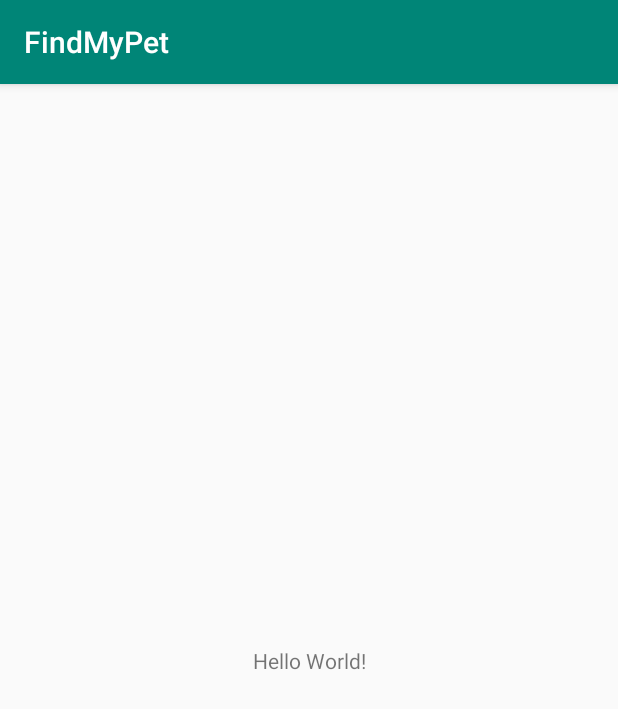
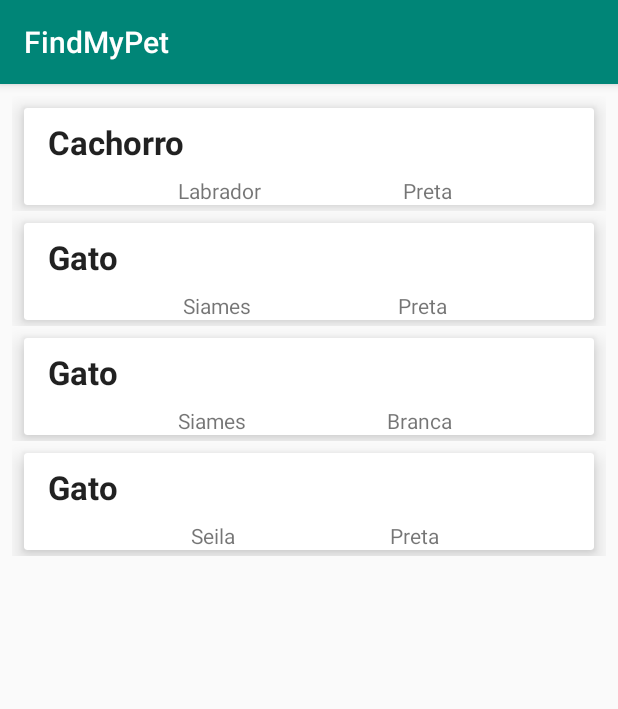
Before and after one commit to xispituao/FindMyPet, an Android app: the screen it shows after launch (MainActivity), on a phone screen of 412 x 824 dp. Shown: the top 709 px of the screen. Run offline under Robolectric (Android 15) with nearby library versions, the phone set to English and light mode, and no system bars.

Commit message:
Recyclerview usando Cardviews sendo testada

```diff
--- a/app/build.gradle
+++ b/app/build.gradle
@@ -19,14 +19,17 @@ android {
 }
 
 dependencies {
-    implementation fileTree(dir: 'libs', include: ['*.jar'])
+    implementation fileTree(include: ['*.jar'], dir: 'libs')
+    //noinspection GradleCompatible
     implementation 'com.android.support:appcompat-v7:28.0.0'
     implementation 'com.android.support.constraint:constraint-layout:1.1.3'
     testImplementation 'junit:junit:4.12'
     androidTestImplementation 'com.android.support.test:runner:1.0.2'
     androidTestImplementation 'com.android.support.test.espresso:espresso-core:3.0.2'
     implementation 'com.android.support:recyclerview-v7:28.0.0'
-    implementation 'com.google.firebase:firebase-core:16.0.1'
+    implementation 'com.google.firebase:firebase-core:16.0.7'
+    implementation 'com.android.support:design:28.0.0'
+    implementation 'com.android.support:cardview-v7:28.0.0'
 }
 
 apply plugin: 'com.google.gms.google-services'
--- /dev/null
+++ b/app/src/main/java/com/example/findmypet/Adapters/AdapterAnimalPerdido.java
@@ -0,0 +1,64 @@
+package com.example.findmypet.Adapters;
+
+import android.support.annotation.NonNull;
+import android.support.v7.widget.CardView;
+import android.support.v7.widget.RecyclerView;
+import android.view.LayoutInflater;
+import android.view.View;
+import android.view.ViewGroup;
+import android.widget.ImageView;
+import android.widget.TextView;
+
+import com.example.findmypet.Models.Animal;
+import com.example.findmypet.R;
+
+import java.util.List;
+
+public class AdapterAnimalPerdido extends RecyclerView.Adapter<AdapterAnimalPerdido.AnimalViewHolder> {
+    private Animal[] animais;
+
+    public AdapterAnimalPerdido(Animal[] animais){
+        this.animais = animais;
+    }
+
+    @NonNull
+    @Override
+    public AnimalViewHolder onCreateViewHolder(@NonNull ViewGroup viewGroup, int i) {
+        View v = LayoutInflater.from(viewGroup.getContext()).inflate(R.layout.cardview, viewGroup, false);
+        AnimalViewHolder pvh = new AnimalViewHolder(v);
+        return pvh;
+    }
+
+    @Override
+    public void onBindViewHolder(@NonNull AnimalViewHolder animalViewHolder, int i) {
+        animalViewHolder.animalEspecie.setText(animais[i].getEspecie());
+        animalViewHolder.animalCor.setText(animais[i].getCor());
+        animalViewHolder.animalRaca.setText(animais[i].getRaca());
+    }
+
+    @Override
+    public int getItemCount() {
+        return animais.length;
+    }
+
+    @Override
+    public void onAttachedToRecyclerView(RecyclerView recyclerView) {
+        super.onAttachedToRecyclerView(recyclerView);
+    }
+
+
+    public static class AnimalViewHolder extends RecyclerView.ViewHolder{
+        CardView cv;
+        TextView animalEspecie;
+        TextView animalRaca;
+        TextView animalCor;
+
+        AnimalViewHolder(View itemView){
+            super(itemView);
+            cv = (CardView) itemView.findViewById(R.id.cardview);
+            animalEspecie = (TextView) itemView.findViewById((R.id.especie));
+            animalCor = (TextView) itemView.findViewById(R.id.cor);
+            animalRaca = (TextView) itemView.findViewById(R.id.raca);
+        }
+    }
+}
--- a/app/src/main/java/com/example/findmypet/MainActivity.java
+++ b/app/src/main/java/com/example/findmypet/MainActivity.java
@@ -2,12 +2,32 @@ package com.example.findmypet;
 
 import android.support.v7.app.AppCompatActivity;
 import android.os.Bundle;
+import android.support.v7.widget.LinearLayoutCompat;
+import android.support.v7.widget.LinearLayoutManager;
+import android.support.v7.widget.RecyclerView;
+
+import com.example.findmypet.Adapters.AdapterAnimalPerdido;
+import com.example.findmypet.Models.Animal;
+
+import java.util.List;
 
 public class MainActivity extends AppCompatActivity {
+    RecyclerView recyclerview;
+    Animal[] animais = {new Animal("Cachorro", "Preta", "Labrador"),
+            new Animal("Gato", "Preta", "Siames"),new Animal("Gato", "Branca", "Siames")
+    ,new Animal("Gato", "Preta", "Seila")};
 
     @Override
     protected void onCreate(Bundle savedInstanceState) {
         super.onCreate(savedInstanceState);
         setContentView(R.layout.activity_main);
+
+        recyclerview = (RecyclerView) findViewById(R.id.recyclerview);
+
+        LinearLayoutManager linearlayout = new LinearLayoutManager(this);
+        recyclerview.setLayoutManager(linearlayout);
+        AdapterAnimalPerdido adapter = new AdapterAnimalPerdido(animais);
+        recyclerview.setAdapter(adapter);
+
     }
 }
--- a/app/src/main/java/com/example/findmypet/Models/Animal.java
+++ b/app/src/main/java/com/example/findmypet/Models/Animal.java
@@ -1,8 +1,33 @@
 package com.example.findmypet.Models;
 
+
 public class Animal {
+    private int foto;
     private String especie;
     private String cor;
     private String raca;
 
+    public Animal(String especie, String cor, String raca) {
+        this.especie = especie;
+        this.cor = cor;
+        this.raca = raca;
+    }
+
+
+    public int getFoto() {
+        return foto;
+    }
+
+    public String getEspecie() {
+        return especie;
+    }
+
+    public String getCor() {
+        return cor;
+    }
+
+    public String getRaca() {
+        return raca;
+    }
+
 }
--- a/app/src/main/res/layout/activity_main.xml
+++ b/app/src/main/res/layout/activity_main.xml
@@ -6,13 +6,20 @@
     android:layout_height="match_parent"
     tools:context=".MainActivity">
 
-    <TextView
-        android:layout_width="wrap_content"
-        android:layout_height="wrap_content"
-        android:text="Hello World!"
+    <android.support.v7.widget.RecyclerView
+        android:id="@+id/recyclerview"
+        android:layout_width="match_parent"
+        android:layout_height="match_parent"
+        android:layout_marginStart="8dp"
+        android:layout_marginLeft="8dp"
+        android:layout_marginTop="8dp"
+        android:layout_marginEnd="8dp"
+        android:layout_marginRight="8dp"
+        android:layout_marginBottom="8dp"
         app:layout_constraintBottom_toBottomOf="parent"
-        app:layout_constraintLeft_toLeftOf="parent"
-        app:layout_constraintRight_toRightOf="parent"
-        app:layout_constraintTop_toTopOf="parent" />
-
+        app:layout_constraintEnd_toEndOf="parent"
+        app:layout_constraintHorizontal_bias="0.0"
+        app:layout_constraintStart_toStartOf="parent"
+        app:layout_constraintTop_toTopOf="parent"
+        app:layout_constraintVertical_bias="0.0" />
 </android.support.constraint.ConstraintLayout>
--- /dev/null
+++ b/app/src/main/res/layout/cardview.xml
@@ -0,0 +1,76 @@
+<?xml version="1.0" encoding="utf-8"?>
+<android.support.constraint.ConstraintLayout xmlns:android="http://schemas.android.com/apk/res/android"
+    xmlns:app="http://schemas.android.com/apk/res-auto"
+    android:id="@+id/item_layout"
+    android:layout_width="match_parent"
+    android:layout_height="wrap_content">
+
+    <android.support.v7.widget.CardView xmlns:android="http://schemas.android.com/apk/res/android"
+        xmlns:card_view="http://schemas.android.com/apk/res-auto"
+        android:id="@+id/cardview"
+        android:layout_width="match_parent"
+        android:layout_height="wrap_content"
+
+        android:layout_marginBottom="4dp"
+
+        android:layout_marginEnd="8dp"
+        android:layout_marginLeft="8dp"
+        android:layout_marginRight="8dp"
+        android:layout_marginStart="8dp"
+        android:layout_marginTop="8dp"
+        android:foreground="?android:attr/selectableItemBackground"
+        android:innerRadius="0dp"
+        card_view:cardElevation="8dp"
+        card_view:layout_constraintBottom_toBottomOf="parent"
+        card_view:layout_constraintEnd_toEndOf="parent"
+        card_view:layout_constraintStart_toStartOf="parent"
+        card_view:layout_constraintTop_toTopOf="parent">
+
+        <android.support.constraint.ConstraintLayout xmlns:android="http://schemas.android.com/apk/res/android"
+            xmlns:app="http://schemas.android.com/apk/res-auto"
+            android:layout_width="match_parent"
+            android:layout_height="wrap_content"
+
+            android:paddingStart="8dp"
+            android:paddingLeft="8dp"
+            android:paddingRight="8dp">
+
+            <TextView
+                android:id="@+id/especie"
+                android:layout_width="wrap_content"
+                android:layout_height="wrap_content"
+                android:layout_marginLeft="8dp"
+                android:layout_marginStart="8dp"
+                android:layout_marginTop="8dp"
+                android:textAppearance="?android:attr/textAppearanceLarge"
+                android:textStyle="bold"
+                app:layout_constraintStart_toStartOf="parent"
+                app:layout_constraintTop_toTopOf="parent" />
+
+            <TextView
+                android:id="@+id/raca"
+                android:layout_width="wrap_content"
+                android:layout_height="wrap_content"
+                android:layout_marginLeft="8dp"
+                android:layout_marginStart="8dp"
+                android:layout_marginTop="8dp"
+                app:layout_constraintEnd_toStartOf="@+id/cor"
+                app:layout_constraintHorizontal_bias="0.5"
+                app:layout_constraintStart_toStartOf="parent"
+                app:layout_constraintTop_toBottomOf="@+id/especie" />
+
+            <TextView
+                android:id="@+id/cor"
+                android:layout_width="wrap_content"
+                android:layout_height="wrap_content"
+                android:layout_marginLeft="8dp"
+                android:layout_marginStart="8dp"
+                android:layout_marginTop="8dp"
+                app:layout_constraintEnd_toEndOf="parent"
+                app:layout_constraintHorizontal_bias="0.5"
+                app:layout_constraintStart_toEndOf="@+id/raca"
+                app:layout_constraintTop_toBottomOf="@+id/especie" />
+
+        </android.support.constraint.ConstraintLayout>
+    </android.support.v7.widget.CardView>
+</android.support.constraint.ConstraintLayout>
--- a/app/src/main/res/values/strings.xml
+++ b/app/src/main/res/values/strings.xml
@@ -1,3 +1,4 @@
 <resources>
     <string name="app_name">FindMyPet</string>
+    <string name="imagem_do_animal">Imagem do animal</string>
 </resources>
```
